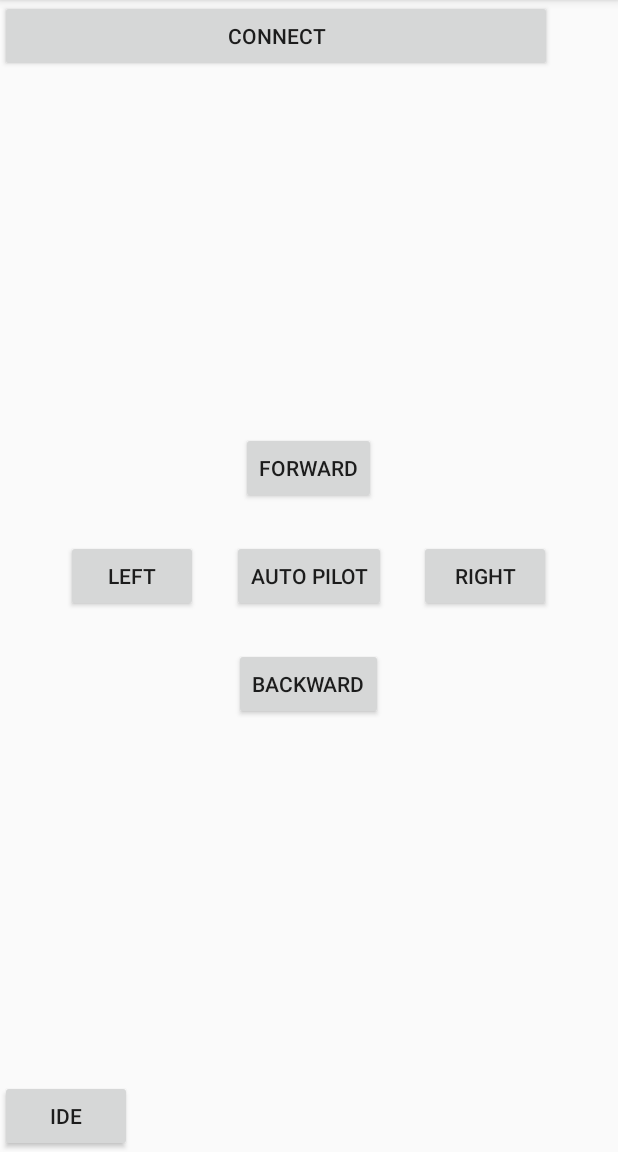
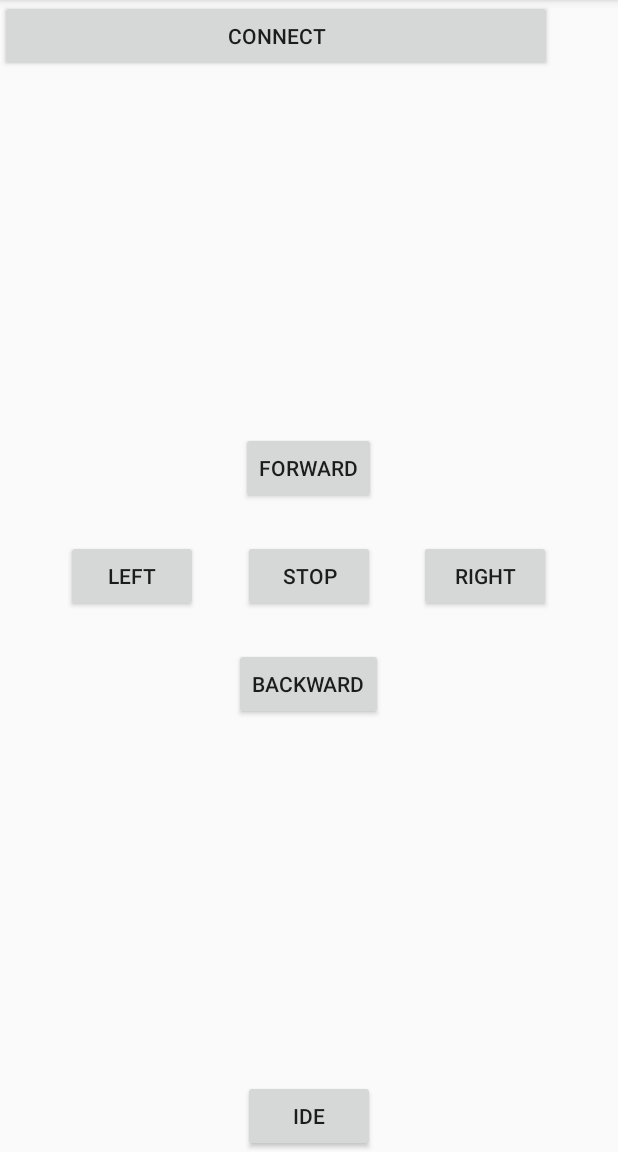
Before and after one commit to georgeerol/BlueBot, an Android app: the screen it shows after launch (MainActivity), on a phone screen of 412 x 824 dp, the part 84-1236 px from its top. Run offline under Robolectric (Android 15) with nearby library versions, the phone set to English and light mode, and no system bars; libraries missing offline, so code that uses them is left out: app.akexorcist.bluetotohspp; 4 statements that could not run were skipped.

Commit message:
Extracts strings for localization.

```diff
--- a/app/src/main/java/com/bluebot/MainActivity.java
+++ b/app/src/main/java/com/bluebot/MainActivity.java
@@ -82,7 +82,7 @@ public class MainActivity extends AppCompatActivity implements View.OnTouchListe
     protected void onActivityResult(int requestCode, int resultCode, Intent data) {
         if (requestCode == BluetoothState.REQUEST_CONNECT_DEVICE) {
             if (resultCode == Activity.RESULT_OK && data != null) {
-                connect.setText("Connecting...");
+                connect.setText(R.string.connecting);
                 connect.setEnabled(false);
                 bluetooth.connect(data);
             }
@@ -123,19 +123,19 @@ public class MainActivity extends AppCompatActivity implements View.OnTouchListe
             @Override
             public void onDeviceConnected(String name, String address) {
                 connect.setEnabled(true);
-                connect.setText("Connected to " + name);
+                connect.setText(getString(R.string.connected_to, name));
             }
 
             @Override
             public void onDeviceDisconnected() {
                 connect.setEnabled(true);
-                connect.setText("Connection lost");
+                connect.setText(R.string.connection_lost);
             }
 
             @Override
             public void onDeviceConnectionFailed() {
                 connect.setEnabled(true);
-                connect.setText("Unable to connect");
+                connect.setText(R.string.unable_to_connect);
             }
         });
     }
--- a/app/src/main/res/layout/activity_main.xml
+++ b/app/src/main/res/layout/activity_main.xml
@@ -12,59 +12,59 @@
         android:layout_alignParentLeft="true"
         android:layout_alignParentStart="true"
         android:layout_alignParentTop="true"
-        android:text="Connect"
+        android:text="@string/connect"
         tools:layout_editor_absoluteX="8dp"
         tools:layout_editor_absoluteY="0dp" />
 
 
     <Button
-        android:id="@+id/auto"
+        android:id="@+id/stop"
         android:layout_width="wrap_content"
         android:layout_height="wrap_content"
         android:layout_centerInParent="true"
-        android:text="Auto Pilot" />
+        android:text="@string/stop" />
 
     <Button
         android:id="@+id/right"
         android:layout_width="wrap_content"
         android:layout_height="wrap_content"
-        android:layout_alignBaseline="@+id/auto"
-        android:layout_alignBottom="@+id/auto"
+        android:layout_alignBaseline="@+id/stop"
+        android:layout_alignBottom="@+id/stop"
         android:layout_marginLeft="24dp"
         android:layout_marginStart="24dp"
         android:layout_toEndOf="@+id/backward"
         android:layout_toRightOf="@+id/backward"
-        android:text="Right" />
+        android:text="@string/right" />
 
     <Button
-        android:text="Left"
+        android:text="@string/left"
         android:id="@+id/left"
         android:layout_width="wrap_content"
         android:layout_height="wrap_content"
         android:layout_marginRight="24dp"
         android:layout_marginEnd="24dp"
-        android:layout_alignBaseline="@+id/auto"
-        android:layout_alignBottom="@+id/auto"
+        android:layout_alignBaseline="@+id/stop"
+        android:layout_alignBottom="@+id/stop"
         android:layout_toLeftOf="@+id/backward"
         android:layout_toStartOf="@+id/backward"
         />
 
     <Button
-        android:text="Forward"
+        android:text="@string/forward"
         android:layout_width="wrap_content"
         android:layout_height="wrap_content"
         android:id="@+id/forward"
         android:layout_marginBottom="24dp"
-        android:layout_above="@+id/auto"
+        android:layout_above="@+id/stop"
         android:layout_centerHorizontal="true" />
     <Button
         android:id="@+id/backward"
         android:layout_width="wrap_content"
         android:layout_height="wrap_content"
-        android:layout_below="@+id/auto"
+        android:layout_below="@+id/stop"
         android:layout_centerHorizontal="true"
         android:layout_marginTop="24dp"
-        android:text="backward" />
+        android:text="@string/backward" />
 
     <Button
         android:id="@+id/ideButton"
@@ -73,5 +73,5 @@
         android:layout_alignLeft="@+id/stop"
         android:layout_alignParentBottom="true"
         android:layout_alignStart="@+id/stop"
-        android:text="IDE" />
+        android:text="@string/ide" />
 </RelativeLayout>
--- a/app/src/main/res/values/strings.xml
+++ b/app/src/main/res/values/strings.xml
@@ -1,3 +1,20 @@
 <resources>
     <string name="app_name">BlueBot</string>
+    <string name="ide_title">BlueBot IDE</string>
+    <string name="content_desc_code_entry">Code Entry</string>
+    <string name="content_desc_run_button">Run</string>
+    <string name="run">Run</string>
+    <string name="content_desc_error_message">Error message</string>
+    <string name="error">Error!</string>
+    <string name="connect">Connect</string>
+    <string name="stop">Stop</string>
+    <string name="right">Right</string>
+    <string name="left">Left</string>
+    <string name="forward">Forward</string>
+    <string name="backward">backward</string>
+    <string name="ide">IDE</string>
+    <string name="connecting">Connecting...</string>
+    <string name="connected_to">Connected to %1$s</string>
+    <string name="connection_lost">Connection lost</string>
+    <string name="unable_to_connect">Unable to connect</string>
 </resources>
```
Also changed, not shown: app/src/main/res/layout/activity_blue_bot_ide.xml (+6 -6 lines).
